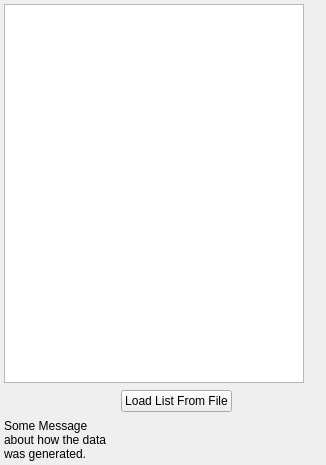
The window that Source/Applications/StatsGenerator/UI_Files/StatsGenMDFWidget.ui (BlueQuartzSoftware/DREAM3D) describes before a commit, drawn with Qt 5.
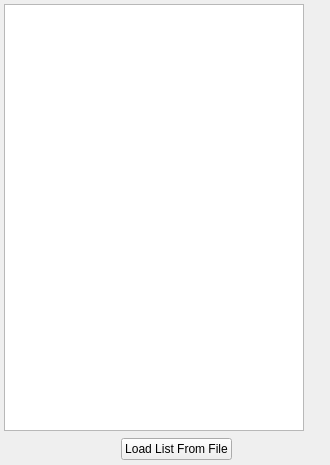
The same window after the commit. Icons and pictures are not drawn. Custom widgets are drawn as their Qt base class.

Commit message: Clean up of GUI for MDF widget. Cleaning up warnings in code.

```diff
--- a/Source/Applications/StatsGenerator/UI_Files/StatsGenMDFWidget.ui
+++ b/Source/Applications/StatsGenerator/UI_Files/StatsGenMDFWidget.ui
@@ -6,7 +6,7 @@
    <rect>
     <x>0</x>
     <y>0</y>
-    <width>326</width>
+    <width>330</width>
     <height>465</height>
    </rect>
   </property>
@@ -184,22 +184,6 @@
        </item>
       </layout>
      </item>
-     <item>
-      <widget class="QLabel" name="label">
-       <property name="sizePolicy">
-        <sizepolicy hsizetype="Maximum" vsizetype="Maximum">
-         <horstretch>0</horstretch>
-         <verstretch>0</verstretch>
-        </sizepolicy>
-       </property>
-       <property name="text">
-        <string>Some Message about how the data was generated.</string>
-       </property>
-       <property name="wordWrap">
-        <bool>true</bool>
-       </property>
-      </widget>
-     </item>
     </layout>
    </item>
    <item>
```
Left out of the diff: 11 changed lines with no effect on the pictures. The commit also changes 1 other file.
